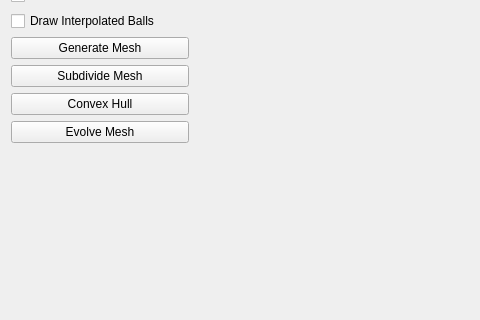
Above: mainwindow.ui from evanw/cs224final before the change; both pictures show x 0 to 480 and y 100 to 420 of the 800 by 600 pixel window. Below: the same form after it.
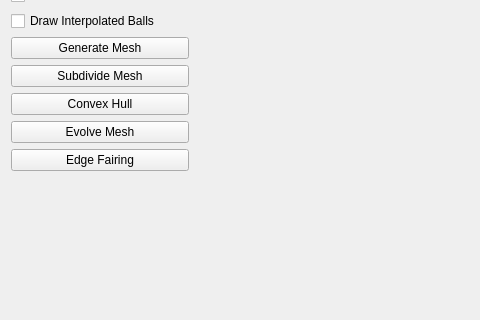
That is the form after the change. Icons and pictures are not drawn. Custom widgets are drawn as their Qt base class.

Commit message: got part of edge fairing done

```diff
--- a/mainwindow.ui
+++ b/mainwindow.ui
@@ -91,6 +91,13 @@
          </property>
         </widget>
        </item>
+       <item>
+        <widget class="QPushButton" name="edgeFairing">
+         <property name="text">
+          <string>Edge Fairing</string>
+         </property>
+        </widget>
+       </item>
        <item>
         <widget class="QWidget" name="emptySpace" native="true">
          <property name="sizePolicy">
```
Left out of the diff: 17 changed lines with no effect on the pictures. The commit also changes 7 other files.
